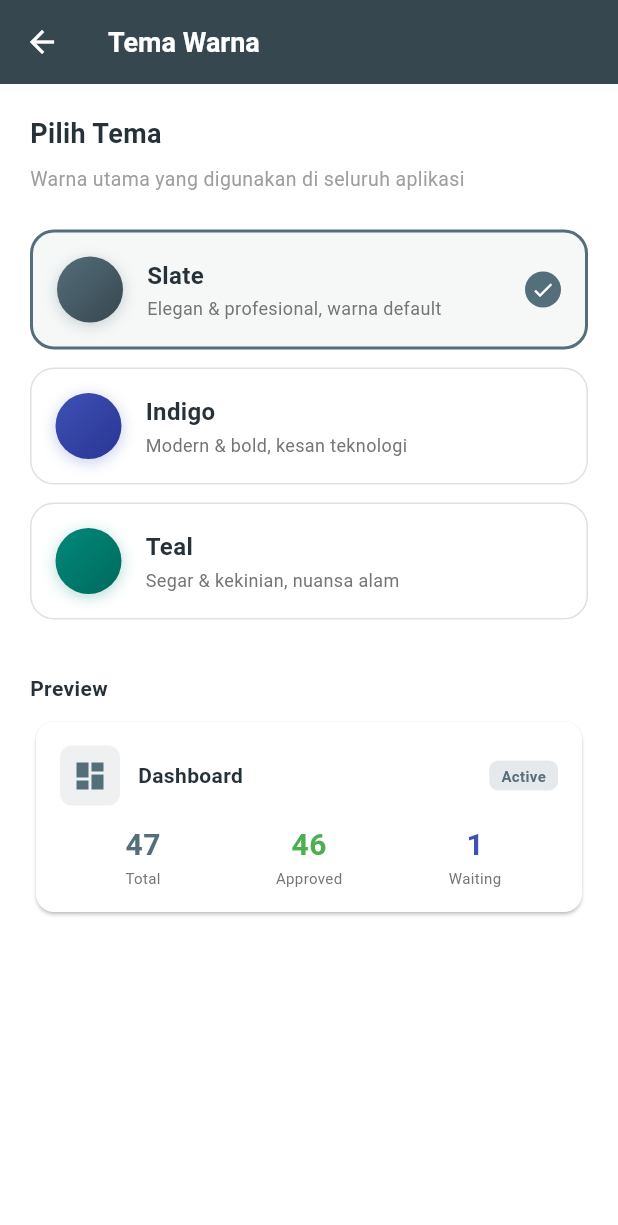
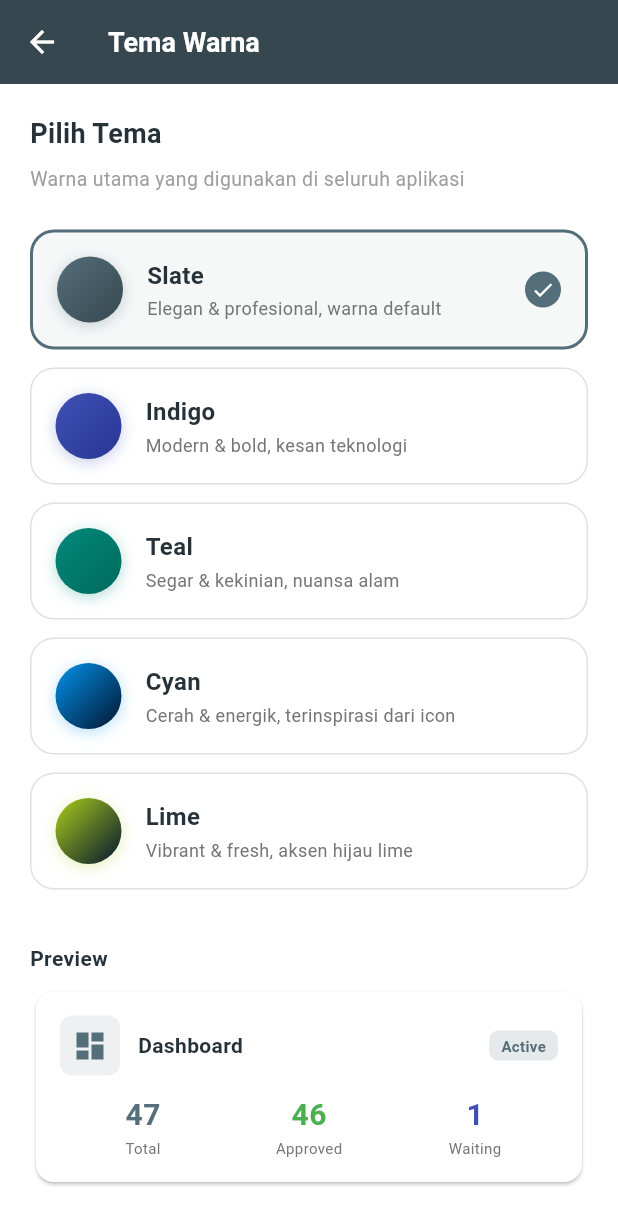
Before and after one commit to yordanb/qi-agent-ss-app, a Flutter app: the ThemeSettingsScreen screen opened by its route, on a phone screen of 412 x 824 dp. Shown: the top 1225 px of the screen. Run offline on Flutter 3.47's test engine with Material 3 defaults, Android fonts, the phone set to English and light mode, and no system bars; our stand-ins replace dio, flutter_riverpod, flutter_secure_storage, freezed_annotation, go_router, riverpod_annotation and 1 more; accounts and stored records are empty; generated files the repository leaves out were written again; network calls fail.

Commit message:
feat: add colored grade badge to SS list item
- Add _gradeColor() method for grade A-F/O color mapping
- Badge with colored border and background per grade
- Update launcher icons
- Update app theme

```diff
--- a/lib/core/theme/app_theme.dart
+++ b/lib/core/theme/app_theme.dart
@@ -2,7 +2,7 @@ import 'package:flutter/material.dart';
 import 'package:flutter_riverpod/flutter_riverpod.dart';
 import 'package:shared_preferences/shared_preferences.dart';
 
-enum AppThemeColor { slate, indigo, teal }
+enum AppThemeColor { slate, indigo, teal, cyan, lime }
 
 class AppThemeData {
   final String name;
@@ -77,6 +77,42 @@ const Map<AppThemeColor, AppThemeData> appThemes = {
       onError: Colors.white,
     ),
   ),
+  AppThemeColor.cyan: AppThemeData(
+    name: 'Cyan',
+    primary: Color(0xFF0393EA),
+    primaryDark: Color(0xFF02142F),
+    primaryLight: Color(0xFF64C8FF),
+    accent: Color(0xFF01CFF4),
+    colorScheme: ColorScheme(
+      brightness: Brightness.light,
+      primary: Color(0xFF0393EA),
+      onPrimary: Colors.white,
+      secondary: Color(0xFF01CFF4),
+      onSecondary: Color(0xFF001F3F),
+      surface: Colors.white,
+      onSurface: Color(0xFF02142F),
+      error: Colors.red,
+      onError: Colors.white,
+    ),
+  ),
+  AppThemeColor.lime: AppThemeData(
+    name: 'Lime',
+    primary: Color(0xFFABCE1A),
+    primaryDark: Color(0xFF02142F),
+    primaryLight: Color(0xFFD4F542),
+    accent: Color(0xFF01CFF4),
+    colorScheme: ColorScheme(
+      brightness: Brightness.light,
+      primary: Color(0xFFABCE1A),
+      onPrimary: Color(0xFF02142F),
+      secondary: Color(0xFF01CFF4),
+      onSecondary: Color(0xFF001F3F),
+      surface: Colors.white,
+      onSurface: Color(0xFF02142F),
+      error: Colors.red,
+      onError: Colors.white,
+    ),
+  ),
 };
 
 class ThemeNotifier extends ChangeNotifier {
--- a/lib/features/settings/presentation/screens/theme_settings_screen.dart
+++ b/lib/features/settings/presentation/screens/theme_settings_screen.dart
@@ -163,6 +163,10 @@ class ThemeSettingsScreen extends ConsumerWidget {
         return 'Modern & bold, kesan teknologi';
       case AppThemeColor.teal:
         return 'Segar & kekinian, nuansa alam';
+      case AppThemeColor.cyan:
+        return 'Cerah & energik, terinspirasi dari icon';
+      case AppThemeColor.lime:
+        return 'Vibrant & fresh, aksen hijau lime';
     }
   }
 }
--- a/lib/features/ss/data/repository/ss_repository_impl.dart
+++ b/lib/features/ss/data/repository/ss_repository_impl.dart
@@ -26,6 +26,7 @@ class SsRepositoryImpl implements SsRepository {
           currentStatus: m.currentStatus,
           source: m.source,
           tanggalLaporan: m.tanggalLaporan,
+          gradeSs: m.gradeSs,
         );
       }).toList(),
     );
--- a/lib/features/ss/domain/entities/ss.dart
+++ b/lib/features/ss/domain/entities/ss.dart
@@ -7,6 +7,7 @@ class Ss {
   final String? currentStatus;
   final String? source;
   final String? tanggalLaporan;
+  final String? gradeSs;
 
   const Ss({
     required this.noSs,
@@ -17,12 +18,13 @@ class Ss {
     this.currentStatus,
     this.source,
     this.tanggalLaporan,
+    this.gradeSs,
   });
 
   String get statusCategory {
     final s = (currentStatus ?? '').toLowerCase();
     if (s.contains('approved') || s.contains('closed')) return 'approved';
-    if (s.contains('menunggu') || s.contains('wait') || s.contains('pending')) return 'waiting';
+    if (s.contains('open') || s.contains('menunggu') || s.contains('wait') || s.contains('pending')) return 'waiting';
     return 'other';
   }
 }
--- a/pubspec.yaml
+++ b/pubspec.yaml
@@ -1,7 +1,7 @@
 name: qi_agent_ss
 description: "Quality Innovation - Suggestion System & ESIC Tracking"
 publish_to: 'none'
-version: 1.0.0+1
+version: 5.5.4+1
 
 environment:
   sdk: ^3.5.4
```
Also changed, not shown: lib/features/ss/presentation/screens/ss_list_screen.dart (+36 -2 lines), appstore.png (added), playstore.png (added), 27 other files.
